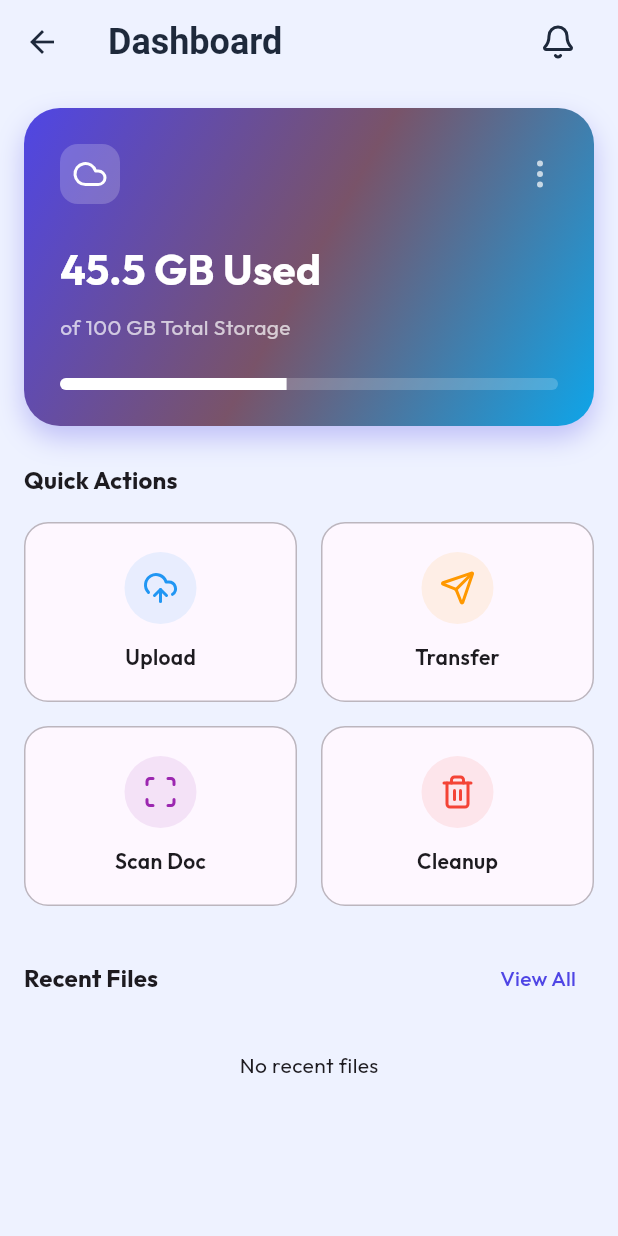
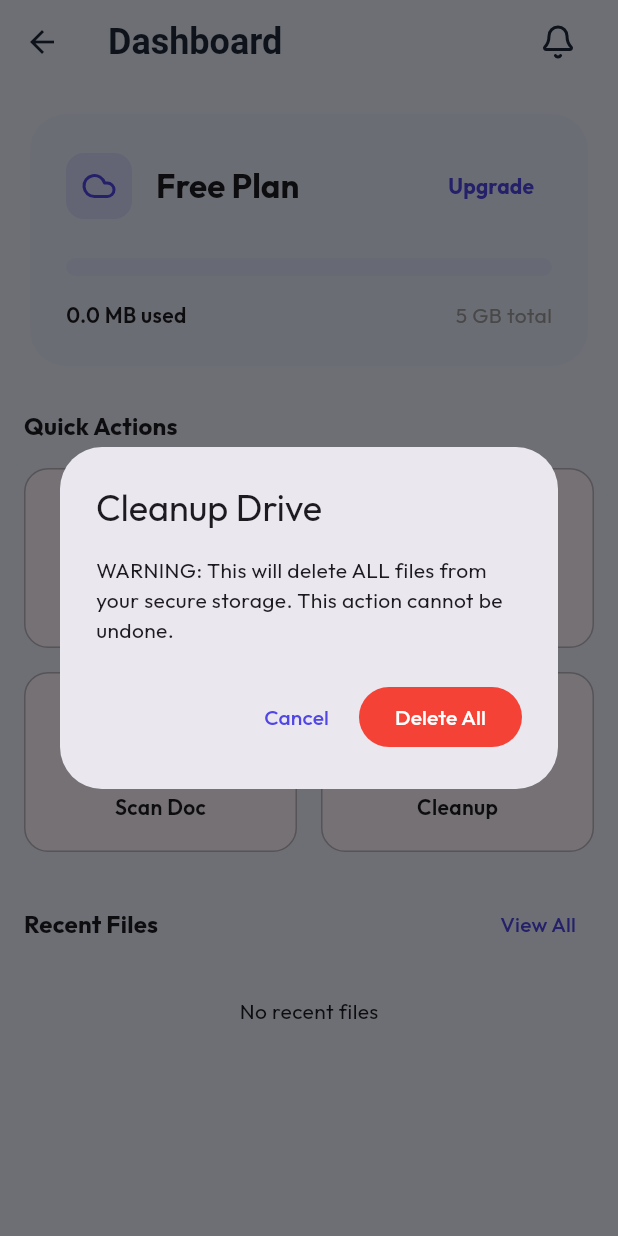
Before and after one commit to Taha5238/AirDash, a Flutter app: the HomeView screen opened directly, after a tap on "Cleanup", on a phone screen of 412 x 824 dp. Run offline on Flutter 3.47's test engine with Material 3 defaults, Android fonts, the light colour scheme and no system bars; our stand-ins replace file_picker, google_fonts, hive_flutter, lucide_icons, share_plus; missing offline and left inert: universal_html; accounts and stored records are empty.

Commit message:
Dashboard or uploading features working

```diff
--- a/lib/features/dashboard/presentation/pages/home_view.dart
+++ b/lib/features/dashboard/presentation/pages/home_view.dart
@@ -58,7 +58,7 @@ class _HomeViewState extends State<HomeView> {
                           "Upload",
                           LucideIcons.uploadCloud,
                           Colors.blue,
-                          () => _showUploadSheet(context),
+                          _handleUpload,
                         ),
                       ),
                       const SizedBox(width: 16),
@@ -68,7 +68,7 @@ class _HomeViewState extends State<HomeView> {
                           "Transfer",
                           LucideIcons.send,
                           Colors.orange,
-                          () => _showTransferModal(context),
+                          _handleTransfer,
                         ),
                       ),
                     ],
@@ -85,7 +85,7 @@ class _HomeViewState extends State<HomeView> {
                           "Scan Doc",
                           LucideIcons.scan,
                           Colors.purple,
-                          () {}, // Mock
+                          _handleScanDoc,
                         ),
                       ),
                       const SizedBox(width: 16),
@@ -95,7 +95,7 @@ class _HomeViewState extends State<HomeView> {
                           "Cleanup",
                           LucideIcons.trash2,
                           Colors.red,
-                          () {}, // Mock
+                          _handleCleanup,
                         ),
                       ),
                     ],
@@ -217,77 +217,156 @@ class _HomeViewState extends State<HomeView> {
   }
 
   Widget _buildStorageCard(BuildContext context) {
-    return Container(
-      width: double.infinity,
+    final int usedBytes = _fileService.getTotalSize();
+    final int totalBytes = 5 * 1024 * 1024 * 1024; // 5 GB limit
+    final double progress = (usedBytes / totalBytes).clamp(0.0, 1.0);
+
+    // Smart formatting
+    String usedString;
+    if (usedBytes < 1024 * 1024 * 1024) {
+       // Less than 1 GB, show MB
+       usedString = "${(usedBytes / (1024 * 1024)).toStringAsFixed(1)} MB";
+    } else {
+       usedString = "${(usedBytes / (1024 * 1024 * 1024)).toStringAsFixed(1)} GB";
+    }
+
+    return Card(
+      elevation: 0,
+      color: Theme.of(context).colorScheme.primaryContainer.withValues(alpha: 0.3),
+      shape: RoundedRectangleBorder(borderRadius: BorderRadius.circular(24)),
+      child: Padding(
         padding: const EdgeInsets.all(24),
-      decoration: BoxDecoration(
-        gradient: LinearGradient(
-          colors: [
-            Theme.of(context).colorScheme.primary,
-            Theme.of(
-              context,
-            ).colorScheme.tertiary, // Will fallback if tertiary not set?
-            // Theme has primary and secondary. Let's use primary and a shade.
-            // Or Primary and Secondary.
-            Theme.of(context).colorScheme.secondary,
-          ],
-          begin: Alignment.topLeft,
-          end: Alignment.bottomRight,
-        ),
-        borderRadius: BorderRadius.circular(24),
-        boxShadow: [
-          BoxShadow(
-            color: Theme.of(context).colorScheme.primary.withValues(alpha: 0.3),
-            blurRadius: 15,
-            offset: const Offset(0, 8),
-          ),
-        ],
-      ),
         child: Column(
-        crossAxisAlignment: CrossAxisAlignment.start,
           children: [
             Row(
-            mainAxisAlignment: MainAxisAlignment.spaceBetween,
               children: [
                  Container(
-                padding: const EdgeInsets.all(8),
+                    padding: const EdgeInsets.all(10),
                     decoration: BoxDecoration(
-                  color: Colors.white.withValues(alpha: 0.2),
+                        color: Theme.of(context).colorScheme.primary.withValues(alpha: 0.1),
                         borderRadius: BorderRadius.circular(12),
                     ),
-                child: const Icon(LucideIcons.cloud, color: Colors.white),
+                    child: Icon(LucideIcons.cloud, color: Theme.of(context).colorScheme.primary),
                  ),
-              const Icon(LucideIcons.moreVertical, color: Colors.white70),
-            ],
-          ),
-          const SizedBox(height: 24),
-          const Text(
-            "45.5 GB Used",
-            style: TextStyle(
-              color: Colors.white,
-              fontSize: 28,
+                 const SizedBox(width: 16),
+                 Text(
+                   "Free Plan",
+                   style: Theme.of(context).textTheme.titleLarge?.copyWith(
                      fontWeight: FontWeight.bold,
                    ),
                  ),
-          const SizedBox(height: 8),
-          const Text(
-            "of 100 GB Total Storage",
-            style: TextStyle(color: Colors.white70, fontSize: 14),
+                 const Spacer(),
+                 TextButton(
+                   onPressed: () {
+                       ScaffoldMessenger.of(context).showSnackBar(
+                           const SnackBar(content: Text("Upgrade feature coming soon!"))
+                       );
+                   },
+                   child: const Text("Upgrade", style: TextStyle(fontWeight: FontWeight.bold)),
+                 ),
+              ],
             ),
             const SizedBox(height: 24),
             ClipRRect(
                borderRadius: BorderRadius.circular(8),
                child: LinearProgressIndicator(
-              value: 0.455,
-              minHeight: 8,
-              backgroundColor: Colors.white.withValues(alpha: 0.2),
-              valueColor: const AlwaysStoppedAnimation<Color>(Colors.white),
+                 value: progress,
+                 minHeight: 12,
+                 backgroundColor: Theme.of(context).colorScheme.surfaceContainerHighest,
+                 color: Theme.of(context).colorScheme.primary,
                ),
+            ),
+            const SizedBox(height: 16),
+            Row(
+              mainAxisAlignment: MainAxisAlignment.spaceBetween,
+              children: [
+                 Text(
+                   "$usedString used",
+                   style: Theme.of(context).textTheme.bodyMedium?.copyWith(fontWeight: FontWeight.w600),
+                 ),
+                 Text(
+                   "5 GB total",
+                   style: Theme.of(context).textTheme.bodyMedium?.copyWith(color: Colors.grey),
+                 ),
+              ],
+            ),
+          ],
+        ),
+      ),
+    );
+  }
+
+  // Actions Logic
+  Future<void> _handleUpload() async {
+      await _fileService.pickAndSaveFile();
+      if (mounted) {
+           ScaffoldMessenger.of(context).showSnackBar(
+               const SnackBar(content: Text("File uploaded successfully")),
+           );
+      }
+  }
+
+  Future<void> _handleTransfer() async {
+      // Pick a file to share immediately
+      final file = await _fileService.pickAndSaveFile();
+       if (file != null && mounted) {
+           // Show share dialog for this file
+           _showShareModal(file);
+       }
+  }
+
+  Future<void> _handleScanDoc() async {
+      // Simulate Scan by picking image
+      ScaffoldMessenger.of(context).showSnackBar(
+          const SnackBar(content: Text("Select an image to scan..."))
+      );
+      await _fileService.pickAndSaveFile();
+      // In real app, launch ImagePicker(source: camera)
+  }
+
+  Future<void> _handleCleanup() async {
+      showDialog(
+          context: context,
+          builder: (context) => AlertDialog(
+              title: const Text("Cleanup Drive"),
+              content: const Text("WARNING: This will delete ALL files from your secure storage. This action cannot be undone."),
+              actions: [
+                  TextButton(onPressed: () => Navigator.pop(context), child: const Text("Cancel")),
+                  FilledButton(
+                      style: FilledButton.styleFrom(backgroundColor: Colors.red),
+                      onPressed: () async {
+                          Navigator.pop(context);
+                          await _fileService.deleteAllFiles();
+                          if (mounted) {
+                              ScaffoldMessenger.of(context).showSnackBar(
+                                  const SnackBar(content: Text("All files deleted."))
+                              );
+                          }
+                      },
+                      child: const Text("Delete All"),
                   ),
               ],
           ),
       );
   }
+
+  // Duplicate Share Modal Logic (Or extract it later)
+  void _showShareModal(FileItem file) {
+      // Simplest: Navigate to Detail View
+      // Navigator.push...
+      // But user might want quick action.
+      // Let's show the same modal as detail view?
+      // I'll extract it if I can, but duplicating for now is faster for this turn.
+      // Actually, navigation is better UX for "Transfer" start.
+      // Or, let's just trigger shareLinkOrEmail directly?
+      // User liked the new interface.
+      // I'll assume navigating to File Detail is acceptable for "Transfer" as it gives full control.
+      // No, let's do `_fileService.shareLinkOrEmail(file)` immediate?
+      // No, UI matters.
+      // I will implement a quick share here.
+      _fileService.shareLinkOrEmail(file); // Default to Link sharing for "Transfer" button quickness
+  }
+
 
   Widget _buildActionButton(
     BuildContext context,
```
Also changed, not shown: lib/features/various/presentation/pages/profile_screen.dart (+31 -6 lines). Lines whose indentation alone changed are shown as unchanged.
